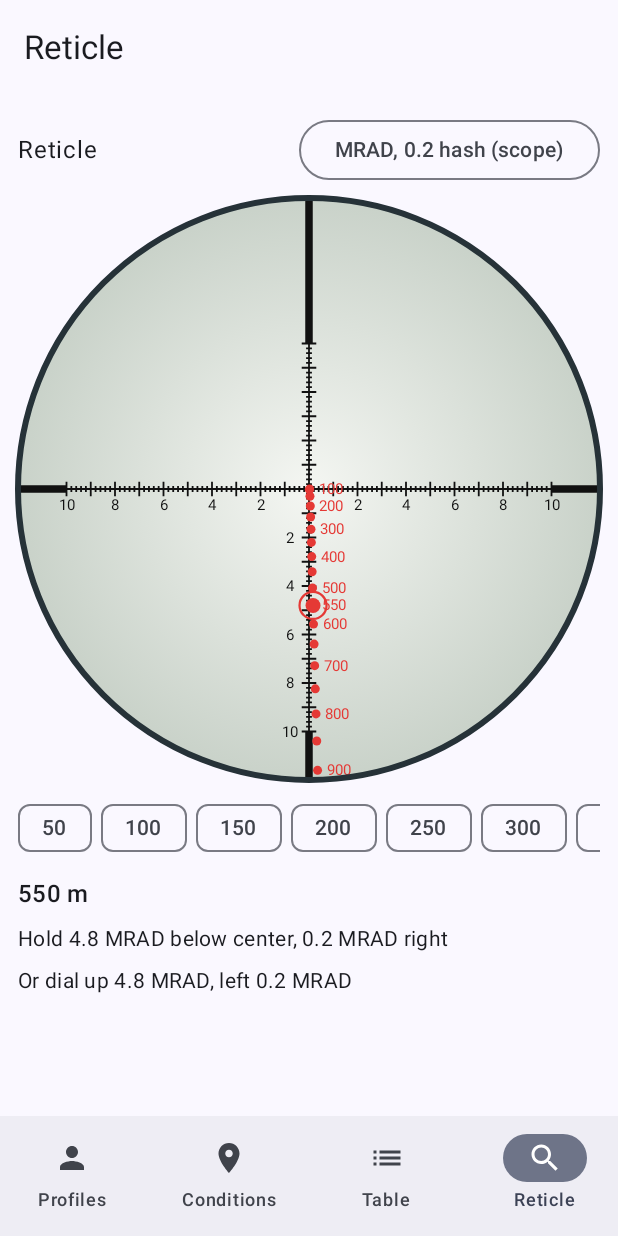
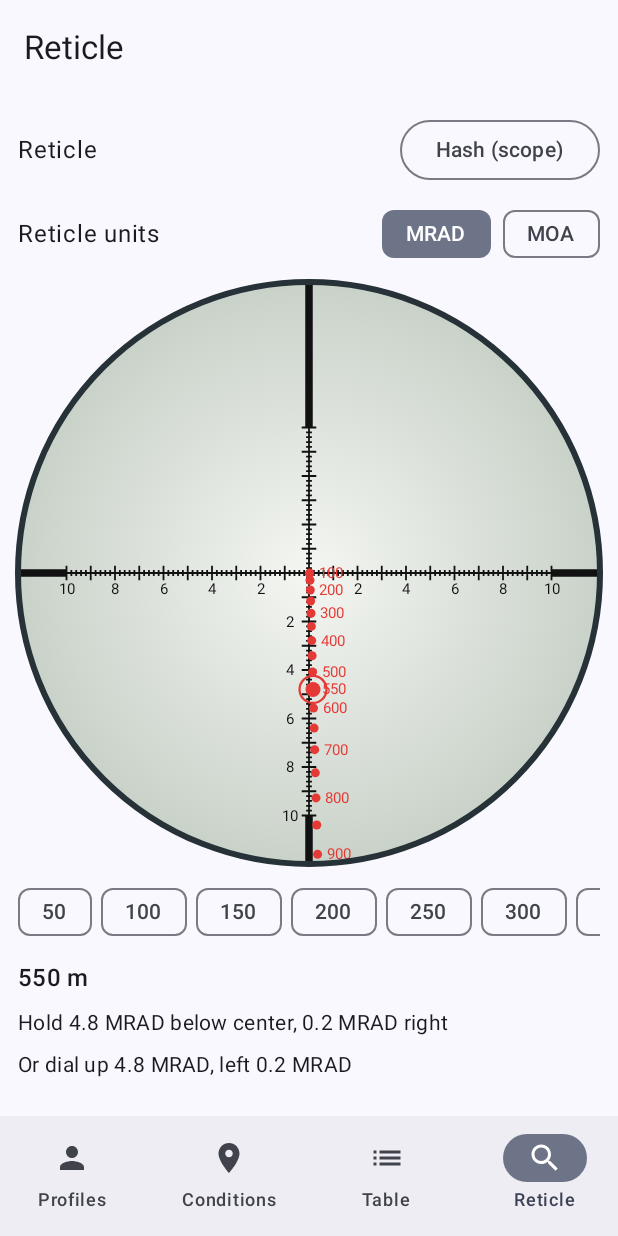
Before and after one commit to krzysztofgw-pl/ballistic-calculator, an Android app built with Jetpack Compose: the screen it shows after launch (MainActivity), item 4 of the bottom bar chosen, on a phone screen of 412 x 824 dp. Run offline under Robolectric (Android 15) with nearby library versions, the phone set to English and light mode, and no system bars; our stand-ins replace Firebase (no records; nobody signed in at launch, a user with empty details on screens opened directly).

Commit message:
Let each reticle design be picked in MRAD or MOA

```diff
--- a/app/src/main/kotlin/pl/ballistics/app/reticle/Reticles.kt
+++ b/app/src/main/kotlin/pl/ballistics/app/reticle/Reticles.kt
@@ -21,6 +21,7 @@ sealed interface Mark {
  * magnification; in a first focal plane scope that is every magnification.
  *
  * @param extent half-width of the visible field, in [unit].
+ * @param family reticles that are the same design in MRAD and MOA share a family.
  */
 data class Reticle(
     val id: String,
@@ -28,14 +29,46 @@ data class Reticle(
     val unit: AngularUnit,
     val extent: Double,
     val marks: List<Mark>,
+    @StringRes val family: Int = name,
 )
 
 object Reticles {
     val all: List<Reticle> by lazy {
-        listOf(mradHash(), mradTree(), milDot(), moaHash(), moaTree(), duplex(), dls1(), dls2(), dls3())
+        val duplex = duplex()
+        val dls2 = dls2()
+        listOf(
+            mradHash(), moaHash(),
+            mradTree(), moaTree(),
+            milDot(),
+            duplex, inUnit(duplex, "duplex-mrad", R.string.reticle_duplex_mrad, AngularUnit.MRAD),
+            dls1(), dls3(),
+            dls2, inUnit(dls2, "dls-2-moa", R.string.reticle_dls_2_moa, AngularUnit.MOA),
+        )
     }
 
     fun byId(id: String): Reticle = all.find { it.id == id } ?: all.first()
+
+    /** One entry per design, in [unit] when the design comes in it. */
+    fun families(unit: AngularUnit): List<Reticle> =
+        all.groupBy { it.family }.values.map { v -> v.find { it.unit == unit } ?: v.first() }
+
+    /** The MRAD and MOA versions of [reticle]'s design. */
+    fun variants(reticle: Reticle): List<Reticle> = all.filter { it.family == reticle.family }
+
+    /** [reticle]'s design in [unit], or [reticle] itself when there is no such version. */
+    fun variant(reticle: Reticle, unit: AngularUnit): Reticle = variants(reticle).find { it.unit == unit } ?: reticle
+
+    /** The same plain design measured in another unit; only for reticles without a scale. */
+    private fun inUnit(r: Reticle, id: String, @StringRes name: Int, unit: AngularUnit): Reticle {
+        val k = r.unit.radians / unit.radians
+        return Reticle(id, name, unit, r.extent * k, r.marks.map { m ->
+            when (m) {
+                is Mark.Line -> m.copy(x1 = m.x1 * k, y1 = m.y1 * k, x2 = m.x2 * k, y2 = m.y2 * k)
+                is Mark.Dot -> m.copy(x = m.x * k, y = m.y * k, r = m.r * k)
+                is Mark.Label -> m.copy(x = m.x * k, y = m.y * k)
+            }
+        }, r.family)
+    }
 
     private fun label(v: Double) = abs(v).let { if (it % 1.0 == 0.0) it.roundToInt().toString() else it.toString() }
 
@@ -75,7 +108,7 @@ object Reticles {
         add(Mark.Line(0.0, -from, 0.0, -to, Weight.HEAVY))
     }
 
-    private fun mradHash() = Reticle("mrad-hash", R.string.reticle_mrad_hash, AngularUnit.MRAD, 12.0, buildList<Mark> {
+    private fun mradHash() = Reticle("mrad-hash", R.string.reticle_mrad_hash, AngularUnit.MRAD, 12.0, family = R.string.reticle_family_hash, marks = buildList<Mark> {
         tickedCross(10.0, 10.0, 10.0, 6.0, minor = 0.2, half = 0.5, major = 1.0, labelEvery = 2.0, tick = 0.3)
         add(Mark.Line(10.0, 0.0, 12.0, 0.0, Weight.HEAVY))
         add(Mark.Line(-10.0, 0.0, -12.0, 0.0, Weight.HEAVY))
@@ -84,7 +117,7 @@ object Reticles {
     })
 
     /** Holdover grid: a dot every 1 mil, rows widening with drop, like modern "tree" reticles. */
-    private fun mradTree() = Reticle("mrad-tree", R.string.reticle_mrad_tree, AngularUnit.MRAD, 12.0, buildList<Mark> {
+    private fun mradTree() = Reticle("mrad-tree", R.string.reticle_mrad_tree, AngularUnit.MRAD, 12.0, family = R.string.reticle_family_tree, marks = buildList<Mark> {
         tickedCross(10.0, 10.0, 12.0, 6.0, minor = 0.2, half = 0.5, major = 1.0, labelEvery = 2.0, tick = 0.25)
         for (row in 1..11) {
             val y = -row.toDouble()
@@ -112,12 +145,12 @@ object Reticles {
         posts(5.0, 8.0)
     })
 
-    private fun moaHash() = Reticle("moa-hash", R.string.reticle_moa_hash, AngularUnit.MOA, 40.0, buildList<Mark> {
+    private fun moaHash() = Reticle("moa-hash", R.string.reticle_moa_hash, AngularUnit.MOA, 40.0, family = R.string.reticle_family_hash, marks = buildList<Mark> {
         tickedCross(30.0, 30.0, 34.0, 20.0, minor = 2.0, half = 10.0, major = 10.0, labelEvery = 10.0, tick = 1.0)
         posts(34.0, 40.0)
     })
 
-    private fun moaTree() = Reticle("moa-tree", R.string.reticle_moa_tree, AngularUnit.MOA, 40.0, buildList<Mark> {
+    private fun moaTree() = Reticle("moa-tree", R.string.reticle_moa_tree, AngularUnit.MOA, 40.0, family = R.string.reticle_family_tree, marks = buildList<Mark> {
         tickedCross(30.0, 30.0, 38.0, 20.0, minor = 2.0, half = 10.0, major = 10.0, labelEvery = 10.0, tick = 0.9)
         for (row in 1..9) {
             val y = -4.0 * row
@@ -137,7 +170,7 @@ object Reticles {
      * Delta publishes 0.2 and 1 MRAD markings, 0.005 MRAD lines and a 0.03 MRAD
      * centre point; the extent of the scale is drawn to the published diagram.
      */
-    private fun dls1() = Reticle("dls-1", R.string.reticle_dls_1, AngularUnit.MRAD, 12.0, buildList<Mark> {
+    private fun dls1() = Reticle("dls-1", R.string.reticle_dls_1, AngularUnit.MRAD, 12.0, family = R.string.reticle_family_dls_1_3, marks = buildList<Mark> {
         tickedCross(10.0, 10.0, 10.0, 5.0, minor = 0.2, half = 0.5, major = 1.0, labelEvery = 5.0, tick = 0.25)
         add(Mark.Dot(0.0, 0.0, 0.015))
         add(Mark.Line(10.0, 0.0, 12.0, 0.0, Weight.HEAVY))
@@ -147,14 +180,14 @@ object Reticles {
     })
 
     /** DLS-2: the same scope with a plain fine cross and an illuminated centre point. */
-    private fun dls2() = Reticle("dls-2", R.string.reticle_dls_2, AngularUnit.MRAD, 12.0, buildList<Mark> {
+    private fun dls2() = Reticle("dls-2", R.string.reticle_dls_2, AngularUnit.MRAD, 12.0, family = R.string.reticle_family_dls_2, marks = buildList<Mark> {
         add(Mark.Line(-10.0, 0.0, 10.0, 0.0))
         add(Mark.Line(0.0, -10.0, 0.0, 10.0))
         add(Mark.Dot(0.0, 0.0, 0.015))
     })
 
     /** DLS-3: the DLS-1 layout scaled in MOA, with 1 and 5 MOA markings. */
-    private fun dls3() = Reticle("dls-3", R.string.reticle_dls_3, AngularUnit.MOA, 40.0, buildList<Mark> {
+    private fun dls3() = Reticle("dls-3", R.string.reticle_dls_3, AngularUnit.MOA, 40.0, family = R.string.reticle_family_dls_1_3, marks = buildList<Mark> {
         tickedCross(34.0, 34.0, 34.0, 17.0, minor = 1.0, half = 5.0, major = 5.0, labelEvery = 10.0, tick = 0.9)
         add(Mark.Dot(0.0, 0.0, 0.05))
         add(Mark.Line(34.0, 0.0, 40.0, 0.0, Weight.HEAVY))
@@ -164,7 +197,7 @@ object Reticles {
     })
 
     /** Classic hunting duplex: fine centre, heavy outer posts. */
-    private fun duplex() = Reticle("duplex", R.string.reticle_duplex, AngularUnit.MOA, 40.0, buildList<Mark> {
+    private fun duplex() = Reticle("duplex", R.string.reticle_duplex, AngularUnit.MOA, 40.0, family = R.string.reticle_family_duplex, marks = buildList<Mark> {
         add(Mark.Line(-12.0, 0.0, 12.0, 0.0))
         add(Mark.Line(0.0, -12.0, 0.0, 12.0))
         posts(12.0, 40.0)
--- a/app/src/main/kotlin/pl/ballistics/app/ui/ReticleScreen.kt
+++ b/app/src/main/kotlin/pl/ballistics/app/ui/ReticleScreen.kt
@@ -20,6 +20,7 @@ import androidx.compose.runtime.mutableFloatStateOf
 import androidx.compose.runtime.mutableStateOf
 import androidx.compose.runtime.remember
 import androidx.compose.runtime.setValue
+import androidx.compose.ui.Alignment
 import androidx.compose.ui.Modifier
 import androidx.compose.ui.res.stringResource
 import pl.ballistics.app.R
@@ -38,6 +39,7 @@ import androidx.compose.ui.text.rememberTextMeasurer
 import androidx.compose.ui.unit.dp
 import androidx.compose.ui.unit.sp
 import pl.ballistics.app.CalcResult
+import pl.ballistics.app.data.AngularUnit
 import pl.ballistics.app.data.FocalPlane
 import pl.ballistics.app.toNumber
 import pl.ballistics.app.reticle.Mark
@@ -80,8 +82,8 @@ fun ReticleScreen(result: CalcResult?, modifier: Modifier = Modifier) {
         modifier.verticalScroll(rememberScrollState()).padding(12.dp),
         verticalArrangement = Arrangement.spacedBy(8.dp),
     ) {
-        Choice(stringResource(R.string.label_reticle), reticle, Reticles.all, {
-            if (it.id == own.id) stringResource(R.string.reticle_own, stringResource(it.name)) else stringResource(it.name)
+        ReticleChoice(stringResource(R.string.label_reticle), reticle, reticle.unit, {
+            if (it.family == own.family) stringResource(R.string.reticle_own, stringResource(it.family)) else stringResource(it.family)
         }) {
             previewId = it.id
         }
@@ -146,6 +148,30 @@ fun ReticleScreen(result: CalcResult?, modifier: Modifier = Modifier) {
     }
 }
 
+/**
+ * Picks a reticle design, then its MRAD or MOA version when it comes in both.
+ * A newly picked design starts in [preferredUnit] when it has that version.
+ */
+@Composable
+internal fun ReticleChoice(
+    label: String,
+    selected: Reticle,
+    preferredUnit: AngularUnit,
+    name: @Composable (Reticle) -> String,
+    onSelect: (Reticle) -> Unit,
+) {
+    Choice(label, selected, Reticles.families(preferredUnit), name) { onSelect(Reticles.variant(it, preferredUnit)) }
+    val variants = Reticles.variants(selected)
+    if (variants.size > 1) {
+        Row(Modifier.fillMaxWidth(), verticalAlignment = Alignment.CenterVertically, horizontalArrangement = Arrangement.spacedBy(8.dp)) {
+            Text(stringResource(R.string.label_reticle_units), Modifier.weight(1f))
+            variants.forEach { v ->
+                FilterChip(selected = v.id == selected.id, onClick = { onSelect(v) }, label = { Text(v.unit.label) })
+            }
+        }
+    }
+}
+
 private fun Double.fmt(decimals: Int) = "%.${decimals}f".format(this)
 private fun Double.absFmt() = abs(this).fmt(1)
 
--- a/app/src/main/kotlin/pl/ballistics/app/ui/WeaponEditor.kt
+++ b/app/src/main/kotlin/pl/ballistics/app/ui/WeaponEditor.kt
@@ -61,7 +61,9 @@ fun WeaponEditor(
                 w = w.copy(angularUnit = v, clickValue = if (v == AngularUnit.MRAD) "0.1" else "0.25")
             }
             NumberField(stringResource(R.string.label_click_value), w.clickValue, w.angularUnit.label) { w = w.copy(clickValue = it) }
-            Choice(stringResource(R.string.label_reticle), Reticles.byId(w.reticleId), Reticles.all, { stringResource(it.name) }) { w = w.copy(reticleId = it.id) }
+            ReticleChoice(stringResource(R.string.label_reticle), Reticles.byId(w.reticleId), w.angularUnit, { stringResource(it.family) }) {
+                w = w.copy(reticleId = it.id)
+            }
             Choice(stringResource(R.string.label_focal_plane), w.focalPlane, FocalPlane.entries, { stringResource(it.label) }) { w = w.copy(focalPlane = it) }
             FieldRow { m ->
                 if (w.focalPlane == FocalPlane.SFP) {
--- a/app/src/main/res/values/strings.xml
+++ b/app/src/main/res/values/strings.xml
@@ -158,15 +158,23 @@
     <string name="table_legend">Corrections in %1$s: ↑ up, R/L right/left. One click = %2$s %1$s.</string>
 
     <!-- Reticle -->
-    <string name="reticle_mrad_hash">MRAD, 0.2 hash</string>
-    <string name="reticle_mrad_tree">MRAD tree</string>
+    <string name="reticle_mrad_hash">Hash, 0.2 MRAD</string>
+    <string name="reticle_mrad_tree">Tree, MRAD</string>
     <string name="reticle_mil_dot">Mil-Dot</string>
-    <string name="reticle_moa_hash">MOA, 2 MOA hash</string>
-    <string name="reticle_moa_tree">MOA tree</string>
-    <string name="reticle_duplex">Duplex</string>
+    <string name="reticle_moa_hash">Hash, 2 MOA</string>
+    <string name="reticle_moa_tree">Tree, MOA</string>
+    <string name="reticle_duplex">Duplex, MOA</string>
+    <string name="reticle_duplex_mrad">Duplex, MRAD</string>
     <string name="reticle_dls_1">DLS-1 (Delta Stryker, MRAD)</string>
     <string name="reticle_dls_2">DLS-2 (Delta Stryker, fine cross)</string>
+    <string name="reticle_dls_2_moa">DLS-2 (Delta Stryker, fine cross, MOA)</string>
     <string name="reticle_dls_3">DLS-3 (Delta Stryker, MOA)</string>
+    <string name="reticle_family_hash">Hash</string>
+    <string name="reticle_family_tree">Tree</string>
+    <string name="reticle_family_duplex">Duplex</string>
+    <string name="reticle_family_dls_1_3">Delta DLS-1 / DLS-3</string>
+    <string name="reticle_family_dls_2">Delta DLS-2</string>
+    <string name="label_reticle_units">Reticle units</string>
     <string name="reticle_own">%1$s (scope)</string>
     <string name="reticle_preview_note">Previewing another reticle. %1$s has: %2$s.</string>
     <string name="sfp_note">Second focal plane: subtensions are true at %1$s×. Magnification: %2$d×</string>
```
